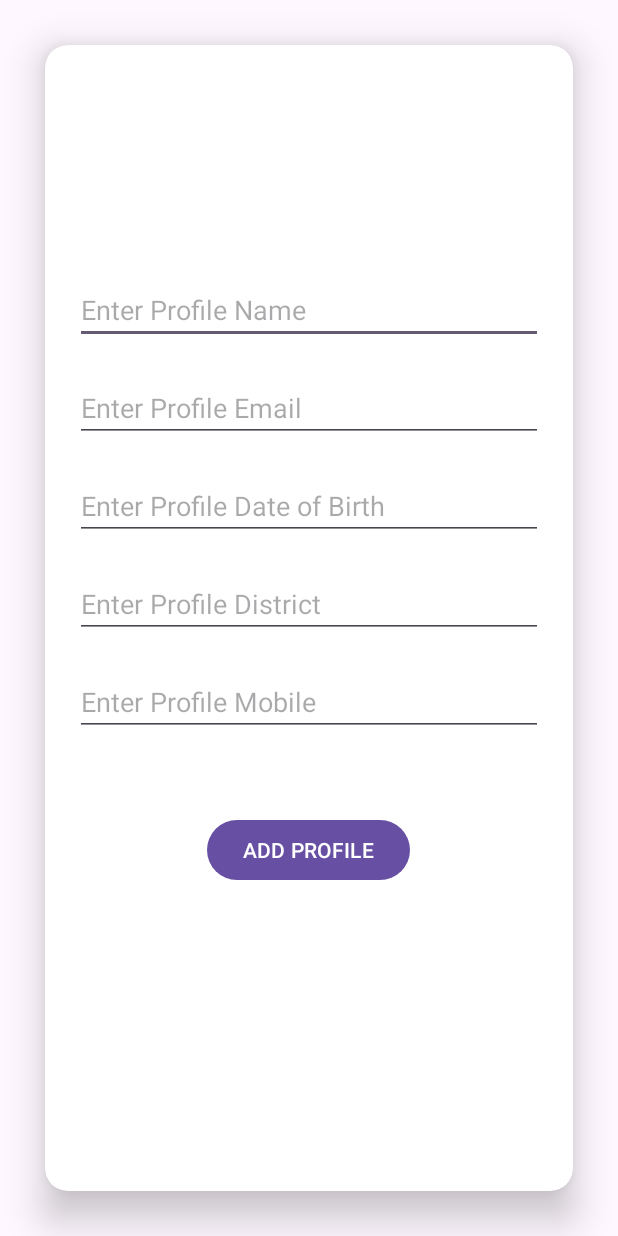
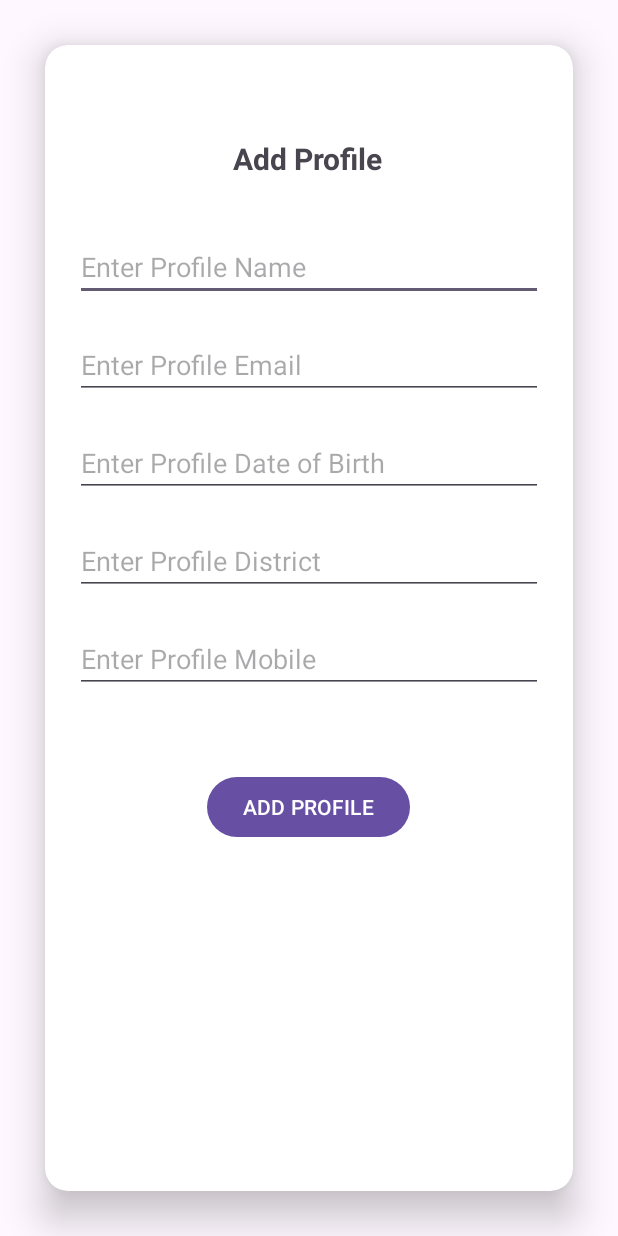
Before and after one commit to tomu03/User-Profile-Registration-, an Android app: the ProfileAddActivity screen opened directly, with no data from a screen before it, on a phone screen of 412 x 824 dp. Run offline under Robolectric (Android 15) with nearby library versions, the phone set to English and light mode, and no system bars.

```diff
--- a/app/src/main/res/layout/activity_profile_add.xml
+++ b/app/src/main/res/layout/activity_profile_add.xml
@@ -15,33 +15,48 @@
         android:layout_height="match_parent"
         android:padding="10dp">
 
+
+        <TextView
+            android:id="@+id/textView2"
+            android:layout_width="wrap_content"
+            android:layout_height="wrap_content"
+            android:layout_marginTop="52dp"
+            android:text="Add Profile"
+            android:textSize="20sp"
+            android:textStyle="bold"
+            app:layout_constraintEnd_toEndOf="parent"
+            app:layout_constraintHorizontal_bias="0.497"
+            app:layout_constraintStart_toStartOf="parent"
+            app:layout_constraintTop_toTopOf="parent" />
+
         <EditText
             android:id="@+id/profileNameEt"
             android:layout_width="0dp"
             android:layout_height="wrap_content"
             android:layout_marginStart="10dp"
-            android:layout_marginTop="144dp"
+            android:layout_marginTop="36dp"
             android:layout_marginEnd="10dp"
             android:hint="Enter Profile Name"
             app:layout_constraintEnd_toEndOf="parent"
             app:layout_constraintHorizontal_bias="0.0"
             app:layout_constraintStart_toStartOf="parent"
-            app:layout_constraintTop_toTopOf="parent" />
+            app:layout_constraintTop_toBottomOf="@+id/textView2" />
 
         <EditText
             android:id="@+id/profileEmailEt"
             android:layout_width="0dp"
+            android:layout_height="wrap_content"
             android:layout_marginTop="20dp"
-            android:layout_height="wrap_content"
             android:hint="Enter Profile Email"
             app:layout_constraintEnd_toEndOf="@+id/profileNameEt"
             app:layout_constraintStart_toStartOf="@+id/profileNameEt"
             app:layout_constraintTop_toBottomOf="@+id/profileNameEt" />
+
         <EditText
             android:id="@+id/profileDOBEt"
             android:layout_width="0dp"
+            android:layout_height="wrap_content"
             android:layout_marginTop="20dp"
-            android:layout_height="wrap_content"
             android:hint="Enter Profile Date of Birth"
             app:layout_constraintEnd_toEndOf="@+id/profileEmailEt"
             app:layout_constraintStart_toStartOf="@+id/profileEmailEt"
@@ -50,8 +65,8 @@
         <EditText
             android:id="@+id/profileDistrictEt"
             android:layout_width="0dp"
+            android:layout_height="wrap_content"
             android:layout_marginTop="20dp"
-            android:layout_height="wrap_content"
             android:hint="Enter Profile District"
             app:layout_constraintEnd_toEndOf="@+id/profileDOBEt"
             app:layout_constraintStart_toStartOf="@+id/profileDOBEt"
@@ -60,8 +75,8 @@
         <EditText
             android:id="@+id/profilemobileEt"
             android:layout_width="0dp"
+            android:layout_height="wrap_content"
             android:layout_marginTop="20dp"
-            android:layout_height="wrap_content"
             android:hint="Enter Profile Mobile"
             app:layout_constraintEnd_toEndOf="@+id/profileDistrictEt"
             app:layout_constraintStart_toStartOf="@+id/profileDistrictEt"
@@ -82,5 +97,4 @@
     </androidx.constraintlayout.widget.ConstraintLayout>
 
 
-
 </androidx.cardview.widget.CardView>
```
Also changed, not shown: app/src/main/java/com/example/userprofileregistration/UserProfile.kt (added, +16 -0 lines), app/src/main/java/com/example/userprofileregistration/UserProfileDao.kt (added, +23 -0 lines), app/src/main/res/layout/activity_profile_details.xml (+10 -0 lines).
